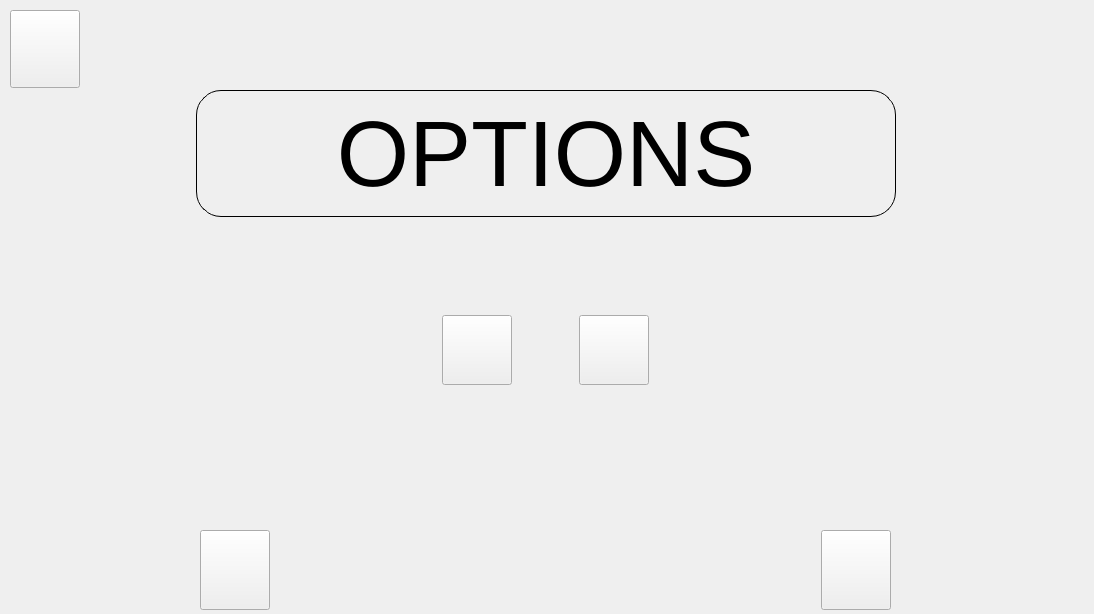
This is test_craig/options.ui in gbequet/time_bomb as Qt 5 draws it before an edit. The edited form follows.
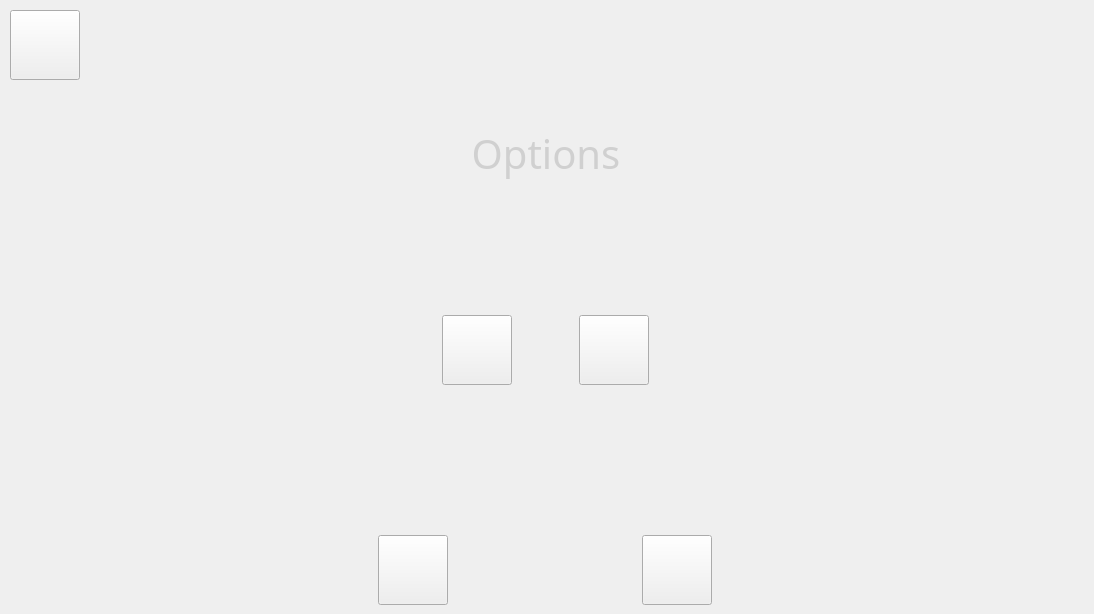
This is the edited form. Icons and pictures are not drawn.

Commit message: boutons partout, couleur de fond, titles + hover de tous les boutons + dans options

Diff of the .ui file:
```diff
--- a/test_craig/options.ui
+++ b/test_craig/options.ui
@@ -205,9 +205,24 @@
         <height>70</height>
        </size>
       </property>
+      <property name="maximumSize">
+       <size>
+        <width>70</width>
+        <height>70</height>
+       </size>
+      </property>
       <property name="styleSheet">
-       <string notr="true">border-image:url(:/images/icons/button-cancel-on.png);
-</string>
+       <string notr="true">QPushButton
+{
+    border-image:url(:/images/icons/button-cancel-on.png);
+}
+
+QPushButton:hover
+{
+    border-image:url(:/images/icons/button-cancel-on.png);
+	background-color:#73a6a0;
+	border-radius: 30px;
+}</string>
       </property>
       <property name="text">
        <string/>
@@ -219,9 +234,12 @@
       <property name="orientation">
        <enum>Qt::Horizontal</enum>
       </property>
+      <property name="sizeType">
+       <enum>QSizePolicy::Fixed</enum>
+      </property>
       <property name="sizeHint" stdset="0">
        <size>
-        <width>40</width>
+        <width>10</width>
         <height>20</height>
        </size>
       </property>
@@ -241,6 +259,12 @@
         <height>70</height>
        </size>
       </property>
+      <property name="maximumSize">
+       <size>
+        <width>70</width>
+        <height>70</height>
+       </size>
+      </property>
       <property name="styleSheet">
        <string notr="true">border-image:url(:/images/icons/button-confirm-off.png);</string>
       </property>
@@ -257,7 +281,7 @@
      <x>10</x>
      <y>10</y>
      <width>70</width>
-     <height>78</height>
+     <height>70</height>
     </rect>
    </property>
    <property name="sizePolicy">
@@ -272,9 +296,24 @@
      <height>70</height>
     </size>
    </property>
+   <property name="maximumSize">
+    <size>
+     <width>70</width>
+     <height>70</height>
+    </size>
+   </property>
    <property name="styleSheet">
-    <string notr="true">border-image:url(:/images/icons/button-back.png);
-</string>
+    <string notr="true">QPushButton
+{
+    border-image:url(:/images/icons/button-back.png);
+}
+
+QPushButton:hover
+{
+    border-image:url(:/images/icons/button-back.png);
+	background-color:#73a6a0;
+	border-radius: 30px;
+}</string>
    </property>
    <property name="text">
     <string/>
@@ -307,26 +346,35 @@
      <widget class="QLabel" name="title_lbl">
       <property name="minimumSize">
        <size>
-        <width>700</width>
-        <height>125</height>
+        <width>500</width>
+        <height>120</height>
+       </size>
+      </property>
+      <property name="maximumSize">
+       <size>
+        <width>500</width>
+        <height>120</height>
        </size>
       </property>
       <property name="font">
        <font>
-        <pointsize>70</pointsize>
+        <family>sans-serif</family>
+        <pointsize>30</pointsize>
+        <weight>50</weight>
+        <italic>false</italic>
+        <bold>false</bold>
        </font>
       </property>
       <property name="autoFillBackground">
        <bool>false</bool>
       </property>
       <property name="styleSheet">
-       <string notr="true">border-width: 1px;
-border-style: solid;
-border-color: black;
-border-radius: 25px;</string>
+       <string notr="true">border-image:url(:/images/titles/title-frame.png);
+font: 30pt sans-serif;
+color:#d0d0d0;</string>
       </property>
       <property name="text">
-       <string>OPTIONS</string>
+       <string>Options</string>
       </property>
       <property name="alignment">
        <set>Qt::AlignCenter</set>
```
Left out of the diff: 29 changed lines with no effect on the pictures. The commit also changes 15 other files.
